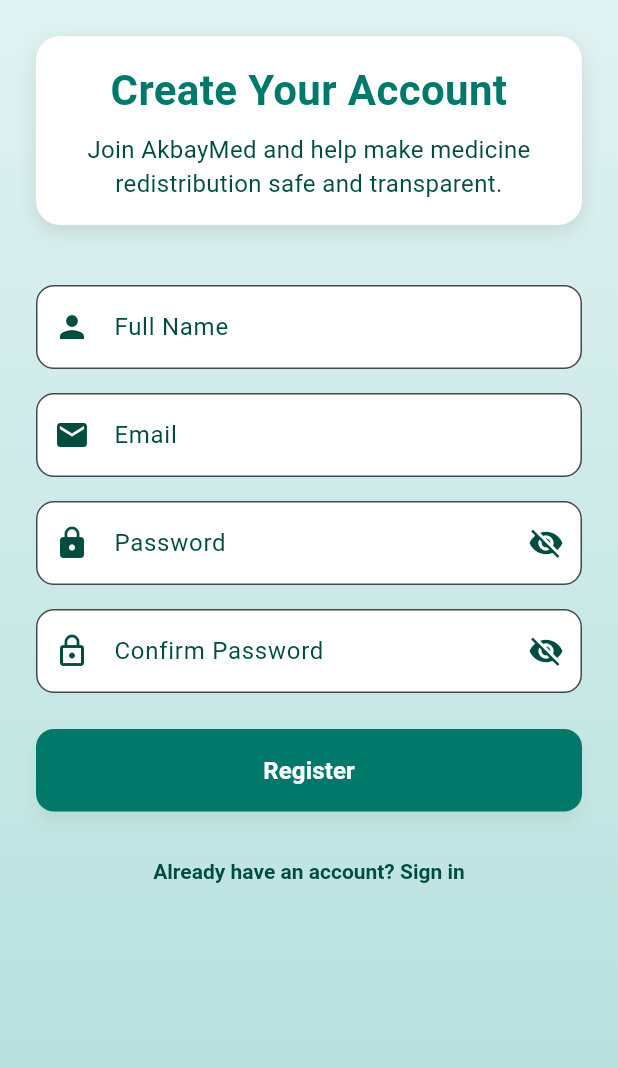
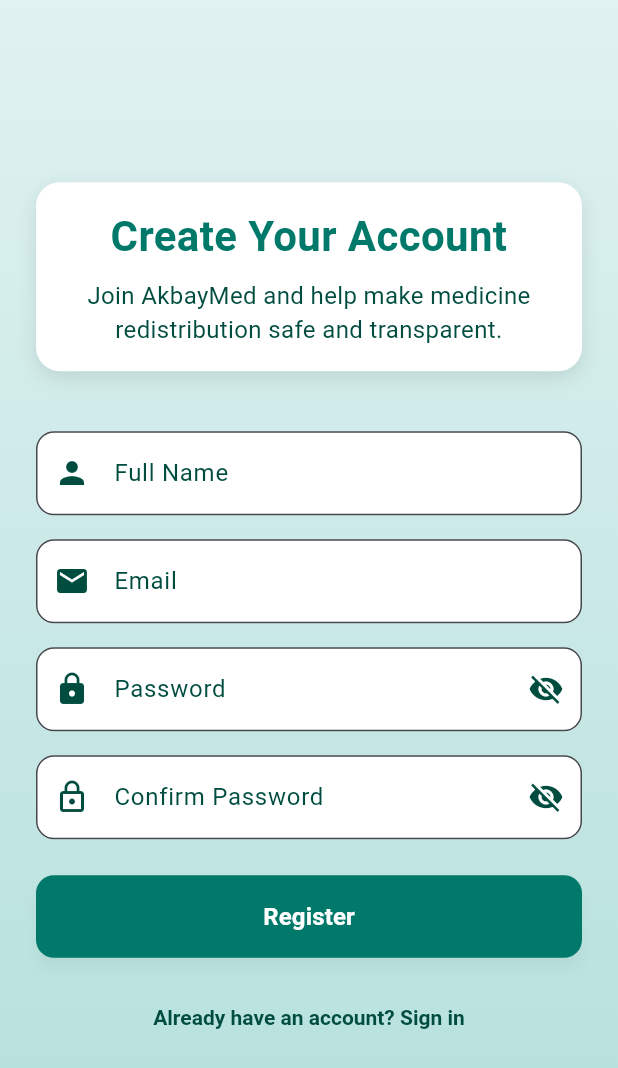
Before and after one commit to lucifron28/AkbayMed_User, a Flutter app: the RegistrationScreen screen opened directly, on a phone screen of 412 x 824 dp. Shown: the top 1068 px of the screen. Run offline on Flutter 3.47's test engine with Material 3 defaults, Android fonts, the phone set to English and light mode, and no system bars; our stand-ins replace flutter_dotenv, image_picker, logger, permission_handler, supabase_flutter; accounts and stored records are empty.

Commit message:
fix alignment

```diff
--- a/lib/screens/registration_screen.dart
+++ b/lib/screens/registration_screen.dart
@@ -109,6 +109,7 @@ class _RegistrationScreenState extends State<RegistrationScreen> {
   Widget build(BuildContext context) {
     return Scaffold(
       body: Container(
+        alignment: Alignment.center,
         decoration: const BoxDecoration(
           gradient: LinearGradient(
             colors: [Color(0xFFE0F2F1), Color(0xFFB2DFDB)], // Light teal gradient
@@ -117,9 +118,7 @@ class _RegistrationScreenState extends State<RegistrationScreen> {
           ),
         ),
         child: SafeArea(
-          child: Column(
-            children: [
-              Expanded(
+          child: Center(
             child: SingleChildScrollView(
               padding: const EdgeInsets.all(24.0),
               child: Column(
@@ -310,8 +309,6 @@ class _RegistrationScreenState extends State<RegistrationScreen> {
               ),
             ),
           ),
-            ],
-          ),
         ),
       ),
     );
```
Lines whose indentation alone changed are shown as unchanged.
